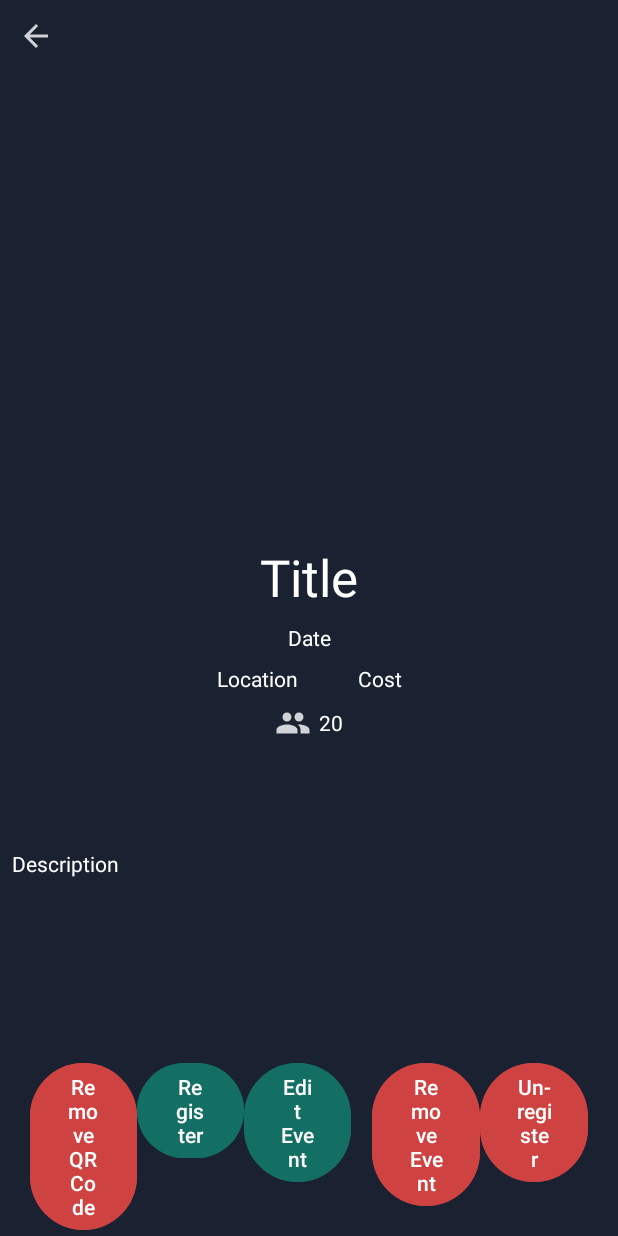
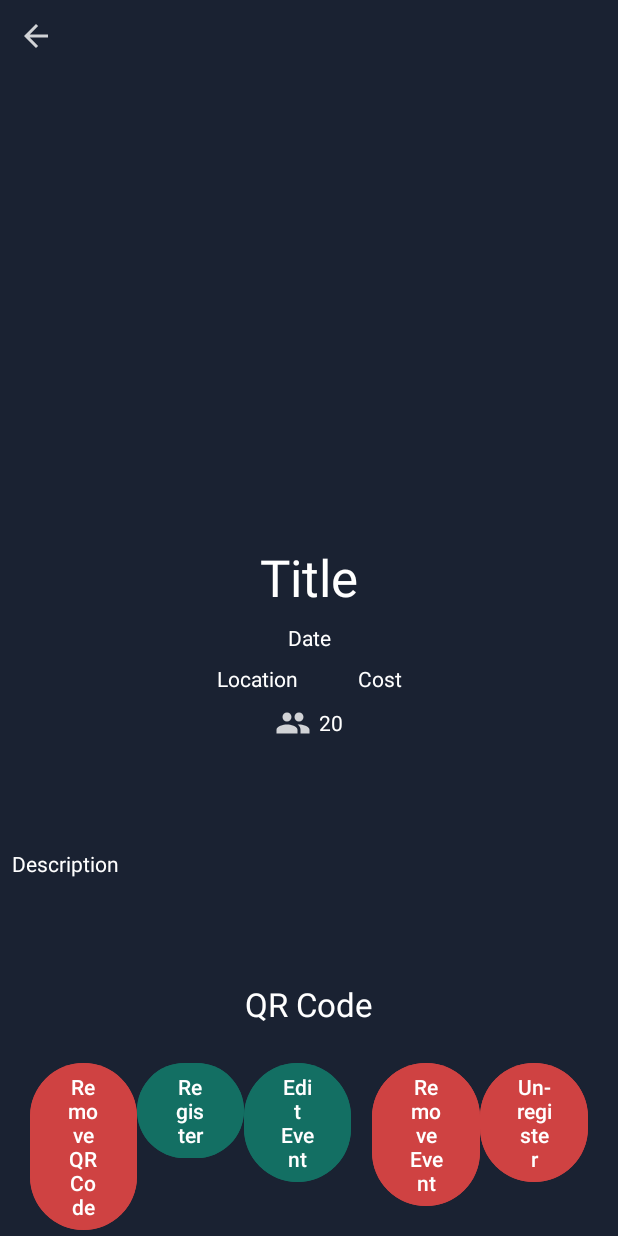
Before and after one commit to CMPUT301F24apiary/Hive, an Android app: the EventDetailActivity screen opened directly, with no data from a screen before it, on a phone screen of 412 x 824 dp. Run offline under Robolectric (Android 15) with nearby library versions, the phone set to English and light mode, and no system bars; our stand-ins replace Firebase (no records; nobody signed in at launch, a user with empty details on screens opened directly); pictures from the network do not load; 1 statement that could not run was skipped.

Commit message:
QR generation for each event

```diff
--- a/app/src/main/AndroidManifest.xml
+++ b/app/src/main/AndroidManifest.xml
@@ -48,7 +48,11 @@
         <activity android:name=".FacilityActivity" />
         <activity android:name=".EditFacilityProfileActivity" />
         <activity android:name=".OrganizerEventListActivity" />
-        <activity android:name=".AddEventActivity" /> <!-- Admin Event Activities -->
+        <activity android:name=".AddEventActivity" />
+        <activity android:name=".Views.QRCodeActivity" />
+
+
+        <!-- Admin Event Activities -->
         <activity
             android:name=".AdminEvent.AdminEventListActivity"
             android:exported="true">
--- a/app/src/main/res/layout/activity_event_detail.xml
+++ b/app/src/main/res/layout/activity_event_detail.xml
@@ -204,6 +204,27 @@
         </LinearLayout>
 
         <LinearLayout
+            android:layout_width="match_parent"
+            android:layout_height="wrap_content"
+            android:orientation="vertical"
+            app:layout_constraintBottom_toTopOf="@id/event_detail_button_container"
+            app:layout_constraintTop_toBottomOf="@id/event_detail_description">
+
+            <TextView
+                android:id="@+id/textViewClickQRCode"
+                android:layout_width="match_parent"
+                android:layout_height="match_parent"
+                android:clickable="true"
+                android:gravity="center"
+                android:onClick="onClick"
+                android:paddingVertical="10dp"
+                android:text="QR Code"
+                android:textColor="@color/white"
+                android:textSize="22sp" />
+
+        </LinearLayout>
+
+        <LinearLayout
             android:id="@+id/event_detail_button_container"
             android:layout_width="match_parent"
             android:layout_height="wrap_content"
```
Also changed, not shown: app/src/main/java/com/example/hive/Events/EventDetailActivity.java (+18 -7 lines), app/src/main/java/com/example/hive/Views/QRCodeActivity.java (added, +45 -0 lines), app/src/main/res/layout/activity_qr_code.xml (added, +46 -0 lines).
